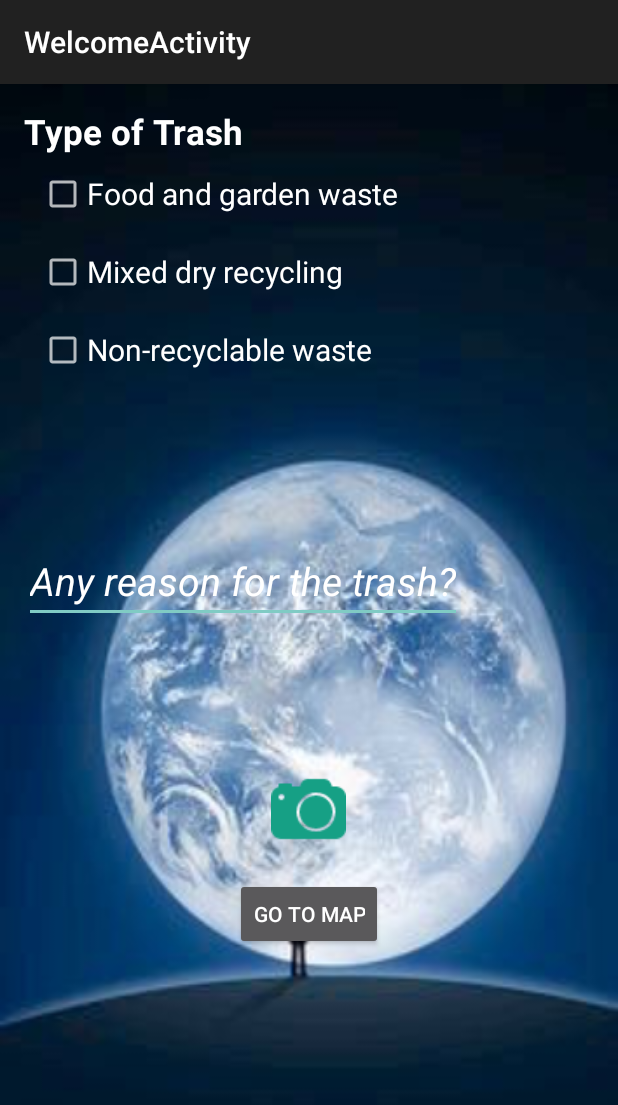
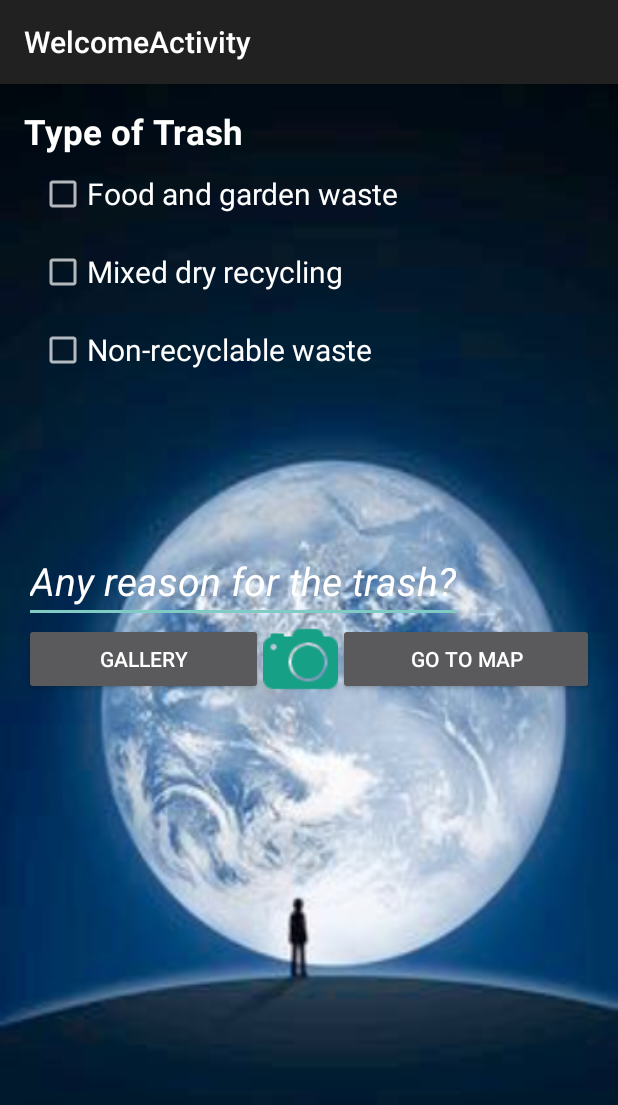
Before and after one commit to umdcs/trashMapper, an Android app: the TrashDescription screen opened directly, with no data from a screen before it, on a phone screen of 412 x 824 dp. Shown: the top 1105 px of the screen. Run offline under Robolectric (Android 15) with nearby library versions, the light colour scheme and no system bars.

Commit message:
Added the functions to open the gallery

```diff
--- a/app/src/main/AndroidManifest.xml
+++ b/app/src/main/AndroidManifest.xml
@@ -3,10 +3,10 @@
     package="edu.umn.trashmapper">
 
     <uses-feature
-        android:name="android.hardware.camera"
-        android:required="true" />
+        android:name="android.hardware.camera" android:required="true" />
 
     <uses-permission android:name="android.permission.WRITE_EXTERNAL_STORAGE" />
+    <uses-permission android:name="android.permission.READ_EXTERNAL_STORAGE" />
 
     <!-- To auto-complete the email text field in the login form with the user's emails -->
     <uses-permission android:name="android.permission.GET_ACCOUNTS" />
--- a/app/src/main/res/layout/activity_trash_description.xml
+++ b/app/src/main/res/layout/activity_trash_description.xml
@@ -55,6 +55,18 @@
             android:textColorHint="#FFFFFFFF"
             android:textColor="#FFFFFFFF"/>
 
+    <LinearLayout
+        android:orientation="horizontal"
+        android:layout_width="match_parent"
+        android:layout_height="match_parent">
+
+        <Button
+            android:text="@string/gallery"
+            android:layout_width="wrap_content"
+            android:layout_height="wrap_content"
+            android:id="@+id/gallery"
+            android:layout_weight="1" />
+
         <ImageButton
             android:layout_marginTop="100dp"
             android:background="@drawable/camera_filled"
@@ -71,6 +83,8 @@
             android:layout_height="wrap_content"
             android:layout_gravity="center_horizontal"
             android:onClick="onClick"
-        android:text="Go to Map"/>
+            android:text="Go to Map"
+            android:layout_weight="1" />
+    </LinearLayout>
 
 </LinearLayout>
--- a/app/src/main/res/values/strings.xml
+++ b/app/src/main/res/values/strings.xml
@@ -31,4 +31,5 @@
     <string name="drawer_open">Open navigation drawer</string>
     <string name="drawer_close">Close navigation drawer</string>
     <string name="action_settings">Settings</string>
+    <string name="gallery">Gallery</string>
 </resources>
```
Also changed, not shown: app/src/main/java/edu/umn/trashmapper/TrashDescription.java (+88 -2 lines), 3 other files. Lines whose indentation alone changed are shown as unchanged.
